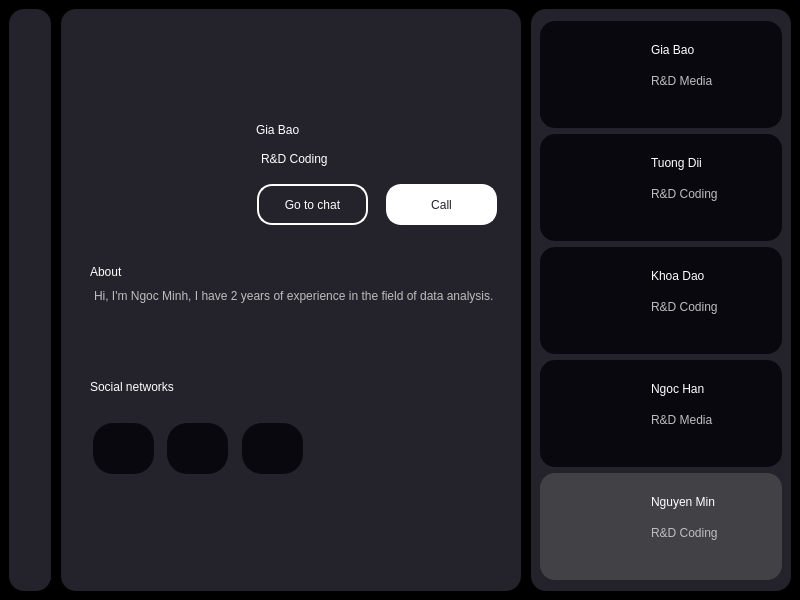
Old version of the form MemberManagement/gui/details6.ui in the repository tuongdii/app_producer_advanced.
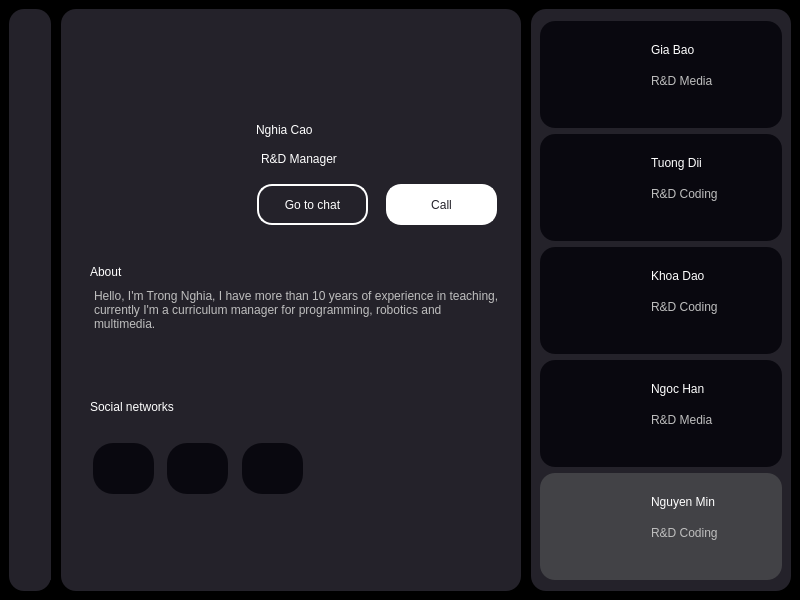
New version of the form. Icons and pictures are not drawn.

Patch:
```diff
--- a/MemberManagement/gui/details6.ui
+++ b/MemberManagement/gui/details6.ui
@@ -263,7 +263,7 @@
 color: #ffffff;</string>
              </property>
              <property name="text">
-              <string>Gia Bao</string>
+              <string>Nghia Cao</string>
              </property>
             </widget>
             <widget class="QLabel" name="label_62">
@@ -284,7 +284,7 @@
 </string>
              </property>
              <property name="text">
-              <string>R&amp;D Coding</string>
+              <string>R&amp;D Manager</string>
              </property>
             </widget>
             <widget class="QPushButton" name="pushButton">
@@ -334,13 +334,13 @@
          <property name="minimumSize">
           <size>
            <width>0</width>
-           <height>100</height>
+           <height>120</height>
           </size>
          </property>
          <property name="maximumSize">
           <size>
            <width>16777215</width>
-           <height>100</height>
+           <height>120</height>
           </size>
          </property>
          <layout class="QVBoxLayout" name="verticalLayout_4">
@@ -367,7 +367,7 @@
              <bool>false</bool>
             </property>
             <property name="plainText">
-             <string>Hi, I'm Ngoc Minh, I have 2 years of experience in the field of data analysis.</string>
+             <string>Hello, I'm Trong Nghia, I have more than 10 years of experience in teaching, currently I'm a curriculum manager for programming, robotics and multimedia.</string>
             </property>
            </widget>
           </item>
```
